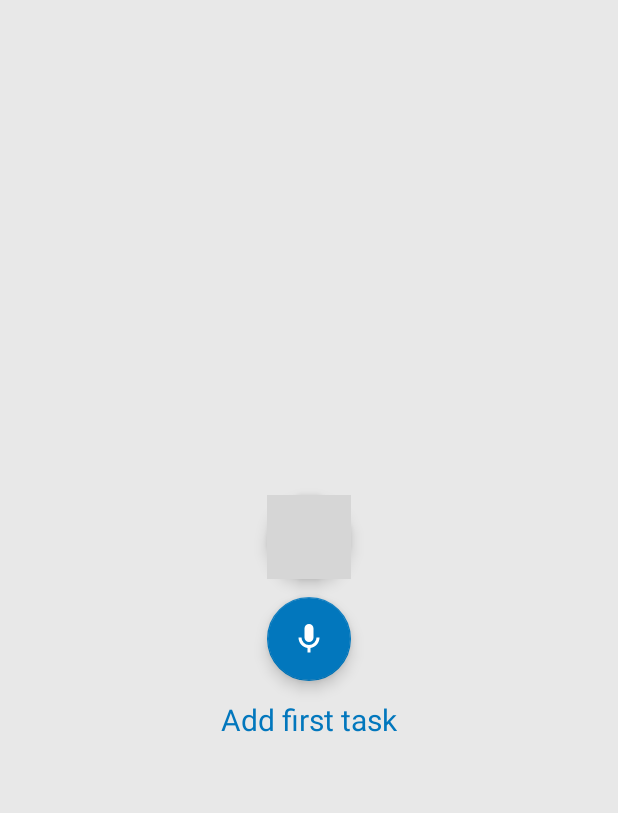
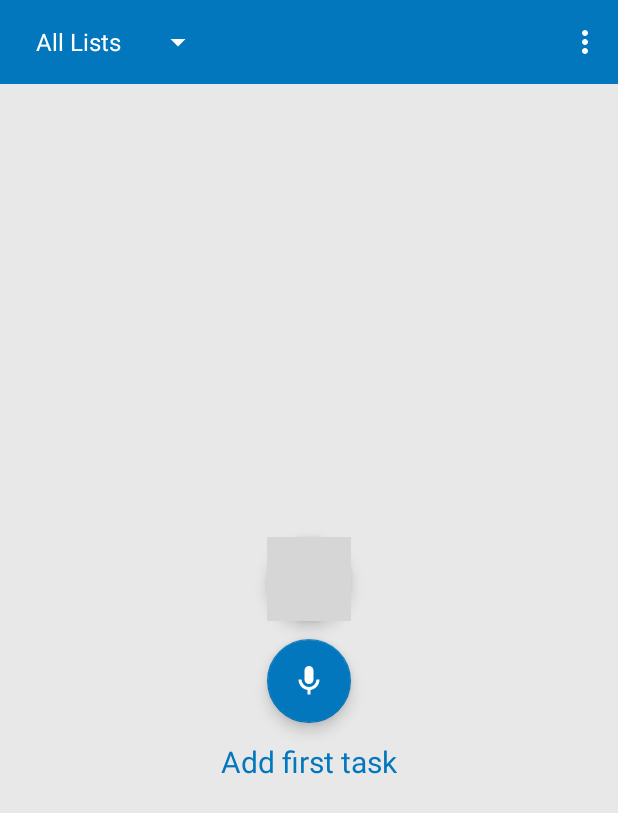
Before and after one commit to ITC-Vanadzor/ITC-7--Vanadzor, an Android app: the screen it shows after launch (MainActivity), on a phone screen of 412 x 824 dp. Shown: the top 813 px of the screen. Run offline under Robolectric (Android 15) with nearby library versions, the phone set to English and light mode, and no system bars; grey boxes are pictures that could not be loaded.

Commit message:
Added inital toolbars

```diff
--- a/while_learning_android/ToDoList/app/src/main/java/com/example/hasmik_n/todolist/activities/MainActivity.java
+++ b/while_learning_android/ToDoList/app/src/main/java/com/example/hasmik_n/todolist/activities/MainActivity.java
@@ -3,8 +3,10 @@
 import android.app.Fragment;
 import android.app.FragmentTransaction;
 import android.support.design.widget.FloatingActionButton;
-import android.support.v4.app.FragmentActivity;
+import android.support.v7.app.AppCompatActivity;
 import android.os.Bundle;
+import android.support.v7.widget.Toolbar;
+import android.view.Menu;
 import android.view.View;
 
 import com.example.hasmik_n.todolist.fragments.FragmentAllTasks;
@@ -16,7 +18,7 @@
 
 import java.util.ArrayList;
 
-public class MainActivity extends FragmentActivity implements FragmentAddTask.OnHeadlineSelectedListener {
+public class MainActivity extends AppCompatActivity implements FragmentAddTask.OnTaskCreatedListener {
 
     //TODO Use TasksManager
     private ArrayList<Task> tasksList;
@@ -25,6 +27,9 @@
     protected void onCreate(Bundle savedInstanceState) {
         super.onCreate(savedInstanceState);
         setContentView(R.layout.activity_main);
+        Toolbar customToolbar = (Toolbar) findViewById(R.id.main_toolbar);
+        setSupportActionBar(customToolbar);
+        getSupportActionBar().setDisplayShowTitleEnabled(false);
         tasksList = new ArrayList<>();
         Fragment fragmentOfLandingPage = new FragmentLandingPage();
         FragmentTransaction transaction = getFragmentManager().beginTransaction();
@@ -49,6 +54,12 @@
         });
     }
 
+    @Override
+    public boolean onCreateOptionsMenu(Menu menu) {
+        getMenuInflater().inflate(R.menu.toolbar_menu, menu);
+        return true;
+    }
+
     public void onTaskSubmitted(String desc, String deadline) {
         Task task = new Task(desc,deadline,false);
         tasksList.add(task);
--- a/while_learning_android/ToDoList/app/src/main/java/com/example/hasmik_n/todolist/fragments/FragmentLandingPage.java
+++ b/while_learning_android/ToDoList/app/src/main/java/com/example/hasmik_n/todolist/fragments/FragmentLandingPage.java
@@ -2,6 +2,7 @@
 
 import android.app.Fragment;
 import android.os.Bundle;
+import android.support.v7.widget.Toolbar;
 import android.view.LayoutInflater;
 import android.view.View;
 import android.view.ViewGroup;
@@ -17,6 +18,7 @@
     public View onCreateView(LayoutInflater inflater, ViewGroup container,
                              Bundle savedInstanceState) {
         // Inflate the layout for this fragment
+
         return inflater.inflate(R.layout.fragment_landing_page, container, false);
     }
 
--- a/while_learning_android/ToDoList/app/src/main/res/layout/activity_main.xml
+++ b/while_learning_android/ToDoList/app/src/main/res/layout/activity_main.xml
@@ -5,12 +5,18 @@
     xmlns:app="http://schemas.android.com/apk/res-auto"
     android:layout_width="match_parent"
     android:layout_height="match_parent"
-    tools:context="com.example.hasmik_n.todolist.activities.MainActivity">
+    tools:context="com.example.hasmik_n.todolist.activities.MainActivity"
+   >
 
+    <include
+        layout="@layout/toolbar_main"
+        android:layout_width="match_parent"
+        android:layout_height="wrap_content"/>
     <FrameLayout xmlns:android="http://schemas.android.com/apk/res/android"
         android:id="@+id/fragment_container"
         android:layout_width="match_parent"
         android:layout_height="match_parent"
-        android:background="@color/bgcolor">
+        android:background="@color/bgcolor"
+        android:layout_marginTop="@dimen/action_bar_size">
     </FrameLayout>
 </android.support.design.widget.CoordinatorLayout>
--- a/while_learning_android/ToDoList/app/src/main/res/layout/fragment_all_tasks.xml
+++ b/while_learning_android/ToDoList/app/src/main/res/layout/fragment_all_tasks.xml
@@ -6,6 +6,7 @@
     android:layout_height="match_parent"
     android:id="@+id/all_tasks_fragment"
     tools:context="com.example.hasmik_n.todolist.activities.MainActivity">
+
     <LinearLayout xmlns:android="http://schemas.android.com/apk/res/android"
         android:layout_width="match_parent"
         android:layout_height="match_parent"
--- /dev/null
+++ b/while_learning_android/ToDoList/app/src/main/res/layout/toolbar_main.xml
@@ -0,0 +1,16 @@
+<android.support.v7.widget.Toolbar xmlns:android="http://schemas.android.com/apk/res/android"
+    xmlns:app="http://schemas.android.com/apk/res-auto"
+    android:id="@+id/main_toolbar"
+    android:layout_width="match_parent"
+    android:layout_height="wrap_content"
+    android:background="?attr/colorPrimary"
+    android:theme="@style/ToolbarTheme"
+    app:popupTheme="@style/MyDarkToolbarStyle">
+
+    <Spinner
+        android:id="@+id/spinner_nav"
+        android:layout_width="wrap_content"
+        android:layout_height="wrap_content"
+        android:entries="@array/tasks_types"
+        android:popupBackground="@color/colorPrimary" />
+</android.support.v7.widget.Toolbar>
--- a/while_learning_android/ToDoList/app/src/main/res/menu/toolbar_menu.xml
+++ b/while_learning_android/ToDoList/app/src/main/res/menu/toolbar_menu.xml
@@ -1,12 +1,11 @@
 <?xml version="1.0" encoding="utf-8"?>
-<menu
-    xmlns:android="http://schemas.android.com/apk/res/android"
+<menu xmlns:android="http://schemas.android.com/apk/res/android"
     xmlns:app="http://schemas.android.com/apk/res-auto"
     xmlns:tools="http://schemas.android.com/tools"
     tools:context=".activity.MainActivity">
 
     <item
         android:id="@+id/action_sign_out"
-        android:title="test"
-        app:showAsAction="never"/>
+        android:title="test123"
+        app:showAsAction="never" />
 </menu>
--- a/while_learning_android/ToDoList/app/src/main/res/values/strings.xml
+++ b/while_learning_android/ToDoList/app/src/main/res/values/strings.xml
@@ -5,4 +5,11 @@
     <string name="due_date_of_task">Due date</string>
     <string name="title_activity_new_task">New Task</string>
     <string name="title_activity_all_tasks">All Tasks</string>
+
+    <string-array name="tasks_types">
+        <item>All  Lists</item>
+        <item>Default</item>
+        <item>Personal</item>
+    </string-array>
+
 </resources>
--- a/while_learning_android/ToDoList/app/src/main/res/values/styles.xml
+++ b/while_learning_android/ToDoList/app/src/main/res/values/styles.xml
@@ -1,7 +1,6 @@
 <resources>
-
     <!-- Base application theme. -->
-    <style name="AppTheme" parent="Theme.AppCompat.Light.DarkActionBar">
+    <style name="AppTheme" parent="Theme.AppCompat.Light.NoActionBar">
         <!-- Customize your theme here. -->
         <item name="colorPrimary">@color/colorPrimary</item>
         <item name="colorPrimaryDark">@color/colorPrimaryDark</item>
@@ -14,6 +13,15 @@
         <item name="android:textStyle">normal</item>
         <item name="android:textSize">16sp</item>
     </style>
+
     <style name="AppTheme.AppBarOverlay" parent="ThemeOverlay.AppCompat.Dark.ActionBar"/>
 
+    <style name="MyDarkToolbarStyle" parent="ThemeOverlay.AppCompat.Light">
+        <item name="android:colorBackground">@color/colorPrimary</item>
+        <item name="android:textColor">@color/white</item>
+    </style>
+
+    <style name="ToolbarTheme" parent="@style/ThemeOverlay.AppCompat.Dark.ActionBar">
+        <item name="android:textColorPrimary">@color/white</item>
+    </style>
 </resources>
```
Also changed, not shown: while_learning_android/ToDoList/app/src/main/res/layout/main_toolbar.xml (deleted, +0 -18 lines), while_learning_android/ToDoList/app/src/main/res/menu/android_action_bar_spinner_menu.xml (added, +9 -0 lines).
